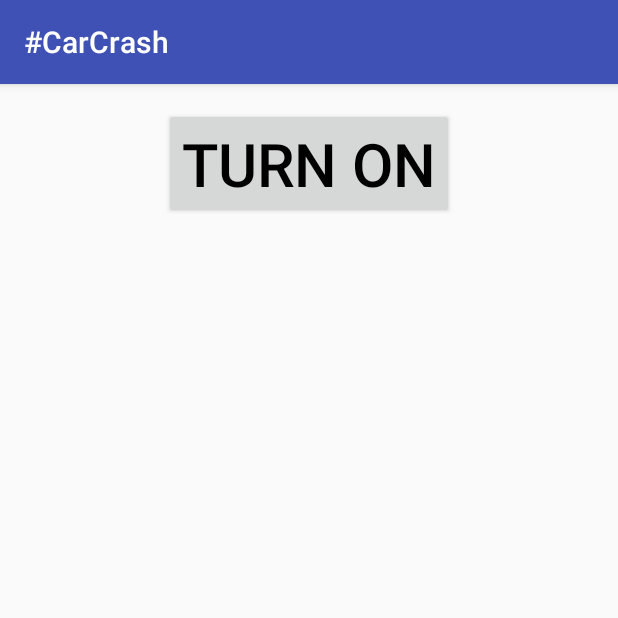
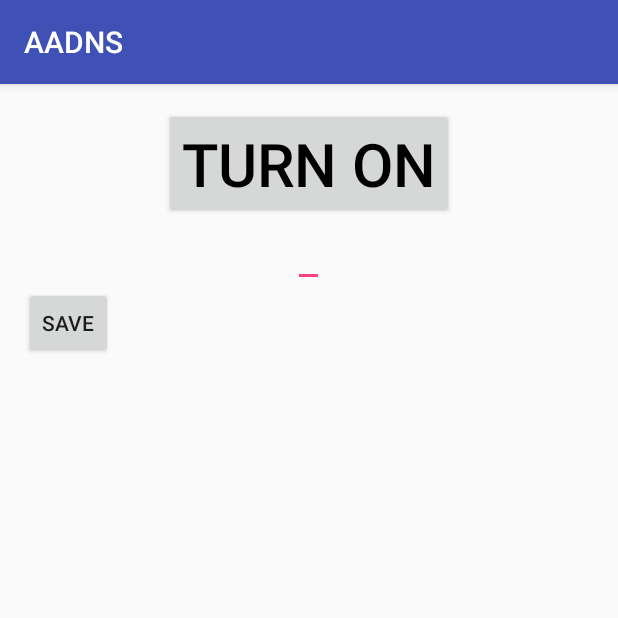
Before and after one commit to sethf99/AADNS, an Android app: the screen it shows after launch (MainActivity), on a phone screen of 412 x 824 dp, the top half of it. Run offline under Robolectric (Android 15) with nearby library versions, the light colour scheme and no system bars.

Commit message:
Most bugs fixed
Fixed all bugs, added multiple phone numbers.
only name change to go

```diff
--- a/#CarCrash/app/src/main/java/hacksquad/carcrash/MainActivity.java
+++ b/#CarCrash/app/src/main/java/hacksquad/carcrash/MainActivity.java
@@ -1,27 +1,61 @@
 package hacksquad.carcrash;
 
+import android.content.Context;
 import android.content.Intent;
 import android.os.Bundle;
 import android.support.v7.app.AppCompatActivity;
 import android.view.View;
 import android.widget.Button;
+import android.widget.EditText;
+
+import java.io.File;
+import java.io.IOException;
 
 public class MainActivity extends AppCompatActivity {
 
     static CrashService crashService;
-
-
     boolean on = false;
-
 
     @Override
     protected void onCreate(Bundle savedInstanceState) {
         super.onCreate(savedInstanceState);
         setContentView(R.layout.activity_main);
 
+        File f = new File(getFilesDir(),"people.txt");
+        if(!f.exists()){
+            try {
+                f.createNewFile();
+            } catch (IOException e) {
+                e.printStackTrace();
+            }
+        }
+
+        try {
+
+            final EditText text = (EditText) findViewById(R.id.editText);
+            text.setText(PersonInteraction.loadPeople(f));
+
+        } catch (IOException e) {
+            e.printStackTrace();
+        }
+
+        final Button button2 = (Button) findViewById(R.id.button);
+        button2.setOnClickListener(new View.OnClickListener() {
+            public void onClick(View v) {
+                EditText text = (EditText) findViewById(R.id.editText);
+                text.getText().toString();
+                try {
+                    PersonInteraction.setPeople(text.getText().toString(),openFileOutput("people.txt", Context.MODE_PRIVATE));
+                } catch (IOException e) {
+                    e.printStackTrace();
+                }
+            }
+        });
+
+
         Intent intent = new Intent(this, CrashService.class);
         startService(intent);
-    CrashService.mainActivity=this;
+        CrashService.mainActivity=this;
         final Button button = (Button) findViewById(R.id.ON_OFF);
         button.setOnClickListener(new View.OnClickListener() {
             public void onClick(View v) {
@@ -39,4 +73,5 @@ public class MainActivity extends AppCompatActivity {
         });
     }
 
-}
+
+    }
--- /dev/null
+++ b/#CarCrash/app/src/main/java/hacksquad/carcrash/PersonInteraction.java
@@ -0,0 +1,49 @@
+package hacksquad.carcrash;
+
+import java.io.BufferedReader;
+import java.io.File;
+import java.io.FileNotFoundException;
+import java.io.FileOutputStream;
+import java.io.FileReader;
+import java.io.IOException;
+
+/**
+ * Created by s160439 on 21/2/2016.
+ */
+public class PersonInteraction {
+
+    /*
+         * Loads the last timestamp from the file described in this object's fileName parameter into its lastTimestamp parameter
+         */
+    static public String loadPeople(File file) throws IOException {
+        return getFileReader(file).readLine();
+
+    }
+
+    /**
+     * Sets the last timestamp
+     *
+     * @param timestamp The string to which the most recent timestamp should be set
+     */
+    static public void setPeople(String timestamp, FileOutputStream FOS) throws IOException {
+        savePeople(FOS, timestamp);
+    }
+
+    /*
+     * Saves the timestamp to file
+     */
+    static private void savePeople(FileOutputStream FOS, String timestamp) throws IOException {
+
+        FOS.write(timestamp.getBytes());
+        FOS.close();
+    }
+
+    /*
+     * Gets a BufferedReader object that wraps the file described in this SMSTextManager object's fileName parameter
+     * @return A BufferedReader object wrapping the file described in this SMSTextManager object's fileName parameter
+     */
+    static private BufferedReader getFileReader(File file) throws FileNotFoundException {
+
+        return new BufferedReader(new FileReader(file));
+    }
+}
--- a/#CarCrash/app/src/main/res/layout/activity_main.xml
+++ b/#CarCrash/app/src/main/res/layout/activity_main.xml
@@ -23,14 +23,23 @@
         android:layout_alignParentTop="true"
         android:layout_centerHorizontal="true" />
 
-    <ListView
+    <EditText
         android:layout_width="wrap_content"
         android:layout_height="wrap_content"
-        android:id="@+id/listView"
-        android:choiceMode="none"
-        android:layout_alignParentBottom="true"
-        android:layout_alignParentRight="true"
-        android:layout_alignParentEnd="true"
-        android:layout_below="@+id/ON_OFF" />
+        android:id="@+id/editText"
+        android:layout_below="@+id/ON_OFF"
+        android:layout_centerHorizontal="true"
+        android:text="Enter phone numbers separated by a space" />
+
+    <Button
+        style="?android:attr/buttonStyleSmall"
+        android:layout_width="wrap_content"
+        android:layout_height="wrap_content"
+        android:text="Save"
+        android:id="@+id/button"
+        android:layout_below="@+id/editText"
+        android:layout_alignParentLeft="true"
+        android:layout_alignParentStart="true" />
+
 
 </RelativeLayout>
--- a/#CarCrash/app/src/main/res/values/strings.xml
+++ b/#CarCrash/app/src/main/res/values/strings.xml
@@ -1,5 +1,5 @@
 <resources>
-    <string name="app_name">#CarCrash</string>
+    <string name="app_name">AADNS</string>
     <string name="TurnsOn">Turn On</string>
     <string name="TurnsOff">Turn Off</string>
 </resources>
```
Also changed, not shown: #CarCrash/app/src/main/java/hacksquad/carcrash/CrashService.java (+14 -4 lines), #CarCrash/app/src/main/java/hacksquad/carcrash/Person.java (added, +68 -0 lines), #CarCrash/app/src/main/java/hacksquad/carcrash/SMSData.java (added, +11 -0 lines), #CarCrash/app/src/main/java/hacksquad/carcrash/SMSTask.java (+11 -10 lines).
